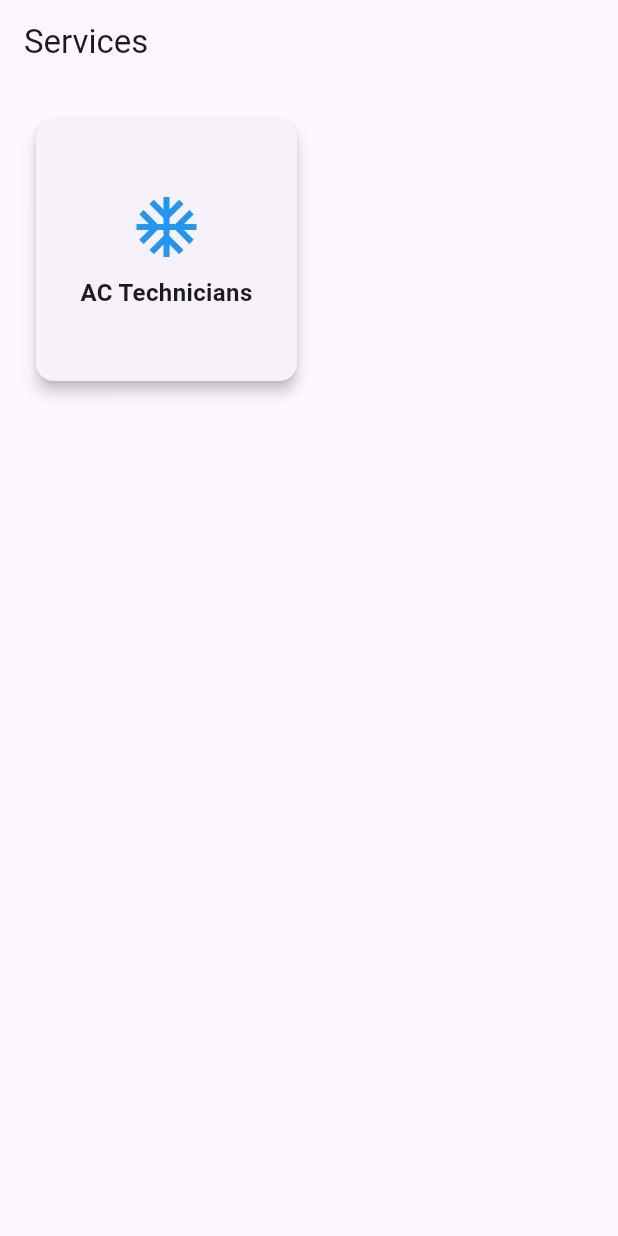
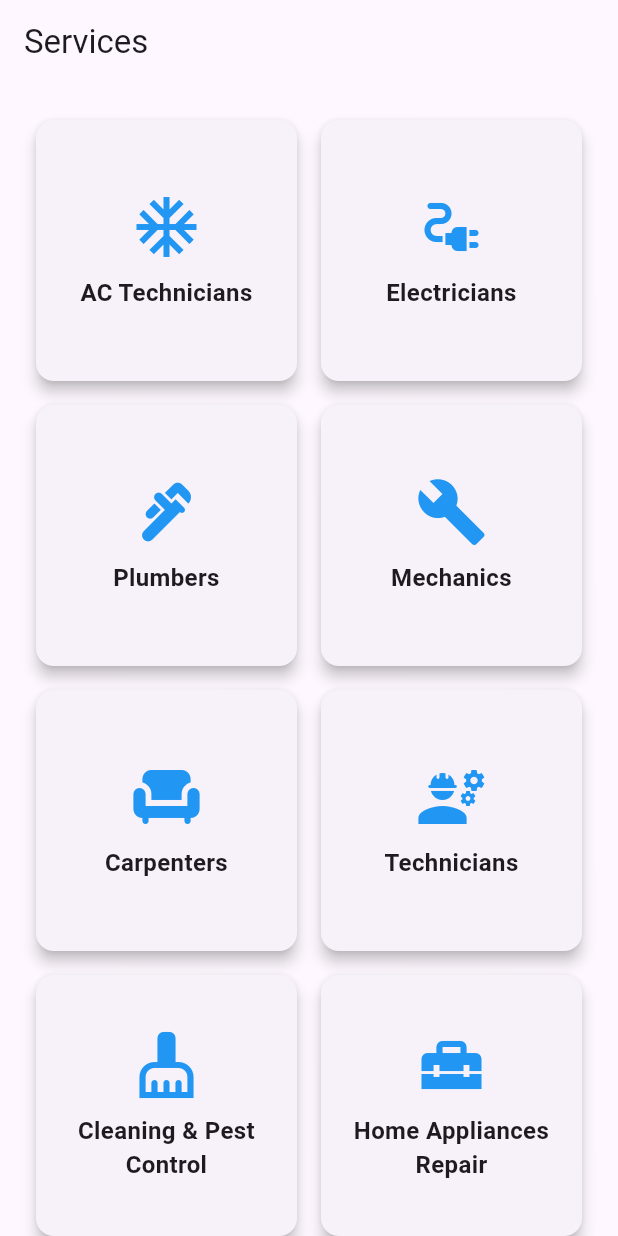
Before and after one commit to Likhitha494/hackathon, a Flutter app: the UserHome screen opened directly, on a phone screen of 412 x 824 dp. Run offline on Flutter 3.47's test engine with Material 3 defaults, Android fonts, the phone set to English and light mode, and no system bars; our stand-ins replace cloud_firestore, firebase_auth, firebase_core, flutter_spinkit, google_sign_in, image_picker and 1 more; accounts and stored records are empty; statements that could not run were skipped.

Commit message:
pages added

```diff
--- a/lib/user_home.dart
+++ b/lib/user_home.dart
@@ -1,8 +1,9 @@
 // lib/user_home.dart
 import 'package:flutter/cupertino.dart';
 import 'package:flutter/material.dart';
-import 'package:hackathon/services/ac_service.dart';
-
+import 'ac_technicians_screen.dart';
+import 'electricians_screen.dart';
+import 'plumbers_screen.dart';
 // Add other service screens here.
 
 class UserHome extends StatelessWidget {
@@ -17,15 +18,15 @@ class UserHome extends StatelessWidget {
         padding: const EdgeInsets.all(16.0),
         children: [
           _buildServiceIcon(context, 'AC Technicians', Icons.ac_unit, AcTechniciansScreen()),
-          // _buildServiceIcon(context, 'Electricians', Icons.electrical_services, ElectriciansScreen()),
-          // _buildServiceIcon(context, 'Plumbers', Icons.plumbing, PlumbersScreen()),
-          // _buildServiceIcon(context, 'Mechanics', Icons.build, MechanicsScreen()),
-          // _buildServiceIcon(context, 'Carpenters', Icons.chair, CarpentersScreen()),
-          // _buildServiceIcon(context, 'Technicians', Icons.engineering, TechniciansScreen()),
-          // _buildServiceIcon(context, 'Cleaning & Pest Control', Icons.cleaning_services, CleaningAndPestControlScreen()),
-          // _buildServiceIcon(context, 'Home Appliances Repair', Icons.home_repair_service, HomeAppliancesRepairScreen()),
-          // _buildServiceIcon(context, 'Building Painting', Icons.format_paint, BuildingPaintingScreen()),
-          // _buildServiceIcon(context, 'Other Services', Icons.miscellaneous_services, OtherServicesScreen()),
+          _buildServiceIcon(context, 'Electricians', Icons.electrical_services, ElectriciansScreen()),
+          _buildServiceIcon(context, 'Plumbers', Icons.plumbing, PlumbersScreen()),
+          _buildServiceIcon(context, 'Mechanics', Icons.build, MechanicsScreen()),
+          _buildServiceIcon(context, 'Carpenters', Icons.chair, CarpentersScreen()),
+          _buildServiceIcon(context, 'Technicians', Icons.engineering, TechniciansScreen()),
+          _buildServiceIcon(context, 'Cleaning & Pest Control', Icons.cleaning_services, CleaningAndPestControlScreen()),
+          _buildServiceIcon(context, 'Home Appliances Repair', Icons.home_repair_service, HomeAppliancesRepairScreen()),
+          _buildServiceIcon(context, 'Building Painting', Icons.format_paint, BuildingPaintingScreen()),
+          _buildServiceIcon(context, 'Other Services', Icons.miscellaneous_services, OtherServicesScreen()),
         ],
       ),
     );
```
Also changed, not shown: lib/service_providers_screen.dart (+34 -16 lines), lib/services/building_painting.dart (added), lib/services/carpenters.dart (added), lib/services/cleaning__pest_control.dart (added), lib/services/electricians.dart (added), lib/services/home_appliances_repair.dart (added), lib/services/mechanics.dart (added), lib/services/other_services.dart (added), lib/services/plumbers.dart (added), lib/services/technicians.dart (added).
